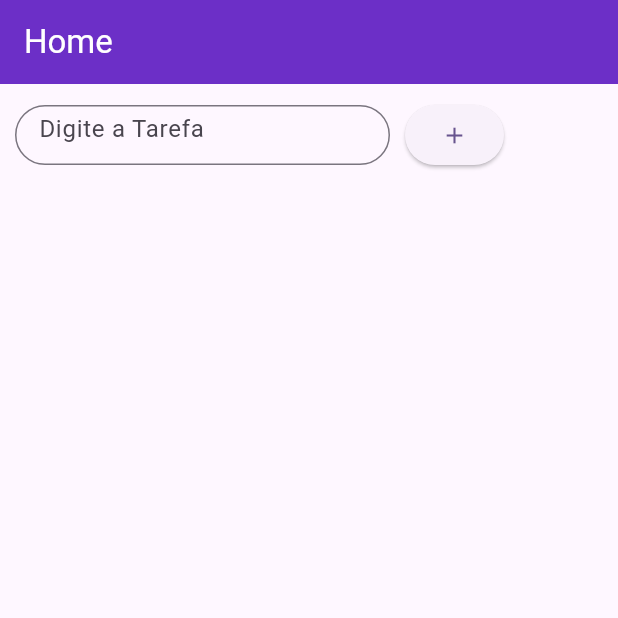
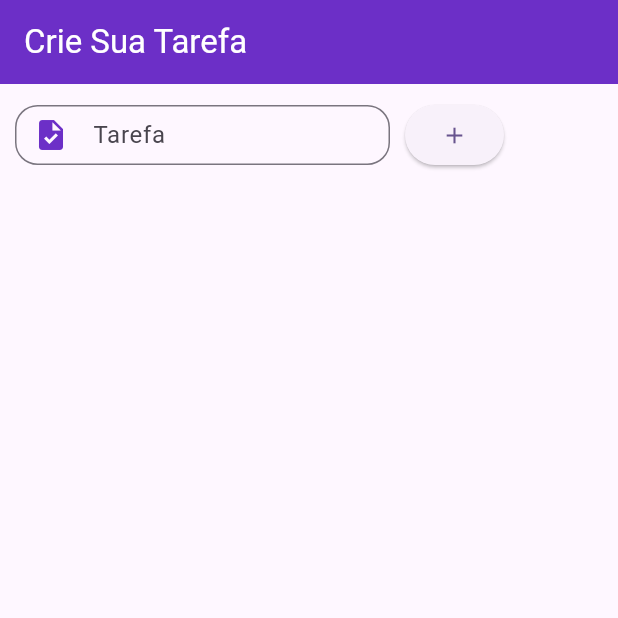
Before and after one commit to Mateus-IC1101/APP_TASKS_NOTIFICATION, a Flutter app: the screen it shows after launch, on a phone screen of 412 x 824 dp, the top half of it. Run offline on Flutter 3.47's test engine with Material 2 defaults, Android fonts, the phone set to English and light mode, and no system bars; our stand-ins replace flutter_mobx, mobx; generated files the repository leaves out were written again.

Commit message:
[TASK LIST] - WIDGET FIELD TASK | WIDGET LIST TASK TEMPORARY
Separating textfields and list task tempory in widgets

```diff
--- /dev/null
+++ b/lib/components/inputs/text_form_field_add_task.dart
@@ -0,0 +1,28 @@
+import 'package:flutter/material.dart';
+
+class TextFormFieldAddTask extends StatelessWidget {
+  TextEditingController taskBodyController = TextEditingController();
+
+  TextFormFieldAddTask({super.key, required this.taskBodyController});
+
+  @override
+  Widget build(BuildContext context) {
+    return TextField(
+        controller: taskBodyController,
+        decoration: InputDecoration(
+          labelText: 'Tarefa',
+          // hintText: 'Digite a Tarefa',
+          prefixIcon: Icon(
+            Icons.task,
+            color: Color.fromARGB(255, 108, 47, 199),
+          ),
+          border: OutlineInputBorder(
+            borderRadius: BorderRadius.circular(15.0),
+          ),
+          focusedBorder: OutlineInputBorder(
+            borderSide: BorderSide(color: Color.fromARGB(255, 108, 47, 199)),
+            borderRadius: BorderRadius.circular(15.0),
+          ),
+        ));
+  }
+}
--- a/lib/home_page.dart
+++ b/lib/home_page.dart
@@ -1,4 +1,6 @@
 import 'package:flutter/material.dart';
+import 'package:flutter_desempenho/components/inputs/text_form_field_add_task.dart';
+import 'package:flutter_desempenho/components/tasks/temporary_task_list.dart';
 import 'package:flutter_desempenho/functions/strings/remove_all_spaces.dart';
 import 'package:flutter_desempenho/models/task_model.dart';
 import 'package:flutter_desempenho/store/task_store.store.dart';
@@ -19,7 +21,7 @@ class _HomePageState extends State<HomePage> {
     return Scaffold(
         appBar: AppBar(
           title: Text(
-            'Home',
+            'Crie Sua Tarefa',
             style: TextStyle(color: Colors.white),
           ),
           backgroundColor: Color.fromARGB(255, 108, 47, 199),
@@ -35,20 +37,8 @@ class _HomePageState extends State<HomePage> {
                         Container(
                             width: 250,
                             height: 40,
-                            child: TextField(
-                                controller: _taskBodyController,
-                                decoration: InputDecoration(
-                                  hintText: 'Digite a Tarefa',
-                                  border: OutlineInputBorder(
-                                    borderRadius: BorderRadius.circular(20.0),
-                                  ),
-                                  focusedBorder: OutlineInputBorder(
-                                    borderSide: BorderSide(
-                                        color:
-                                            Color.fromARGB(255, 108, 47, 199)),
-                                    borderRadius: BorderRadius.circular(20.0),
-                                  ),
-                                ))),
+                            child: TextFormFieldAddTask(
+                                taskBodyController: _taskBodyController)),
                         SizedBox(
                           width: 10,
                         ),
@@ -75,7 +65,8 @@ class _HomePageState extends State<HomePage> {
                           itemCount: taskStore.tasks.length,
                           itemBuilder: (context, index) {
                             TaskModel task_current = taskStore.tasks[index];
-                            return Text(task_current.conteudo);
+                            return TemporaryTaskList(
+                                task_current: task_current);
                           },
                         );
                       }),
```
Also changed, not shown: lib/components/tasks/temporary_task_list.dart (added, +26 -0 lines).
